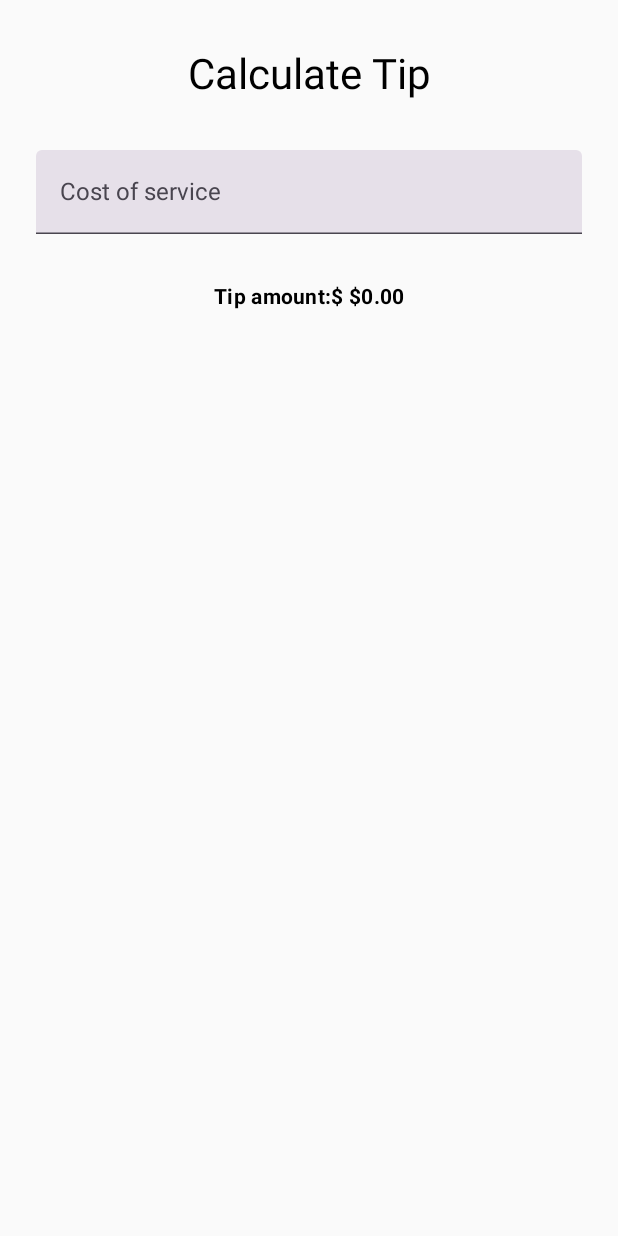
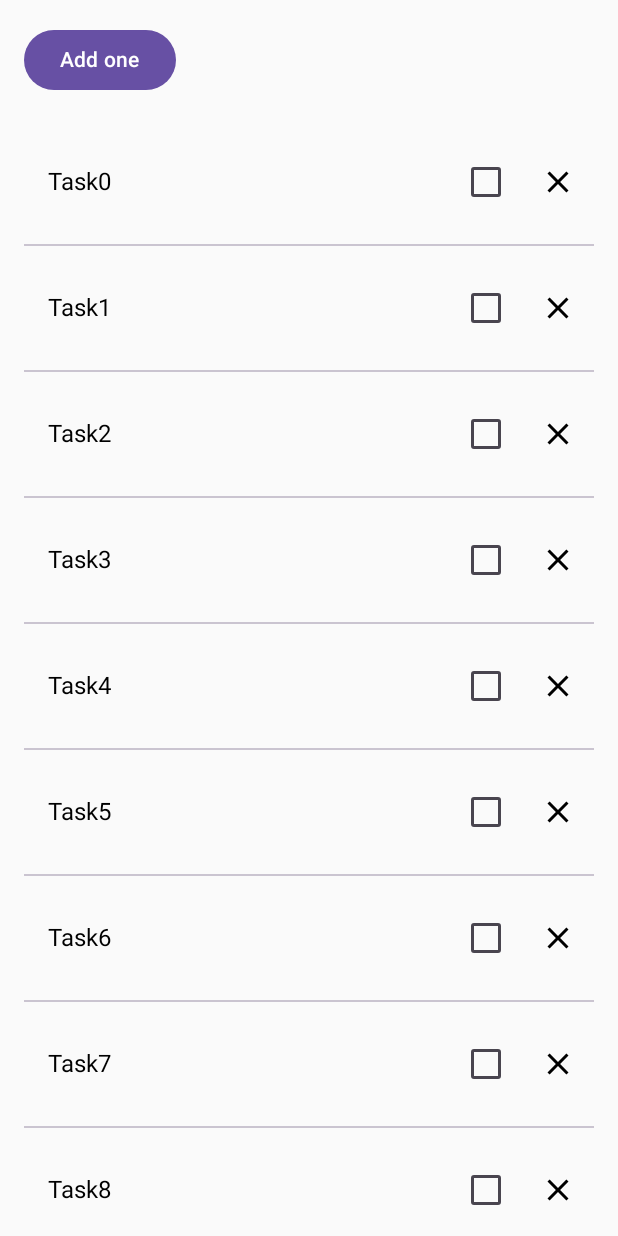
Before and after one commit to NikhilVijayakumar/ComposePOC, an Android app built with Jetpack Compose: the screen it shows after launch (MainActivity), on a phone screen of 412 x 824 dp. Run offline under Robolectric (Android 15) with nearby library versions, the phone set to English and light mode, and no system bars.

Commit message:
core state

```diff
--- a/app/build.gradle
+++ b/app/build.gradle
@@ -55,12 +55,15 @@ dependencies {
 
     implementation 'androidx.core:core-ktx:1.9.0'
     implementation 'androidx.lifecycle:lifecycle-runtime-ktx:2.5.1'
+
     implementation 'androidx.activity:activity-compose:1.6.1'
     implementation "androidx.compose.ui:ui:$compose_ui_version"
     implementation "androidx.compose.ui:ui-tooling-preview:$compose_ui_version"
     implementation "androidx.compose.material3:material3:1.0.1"
     implementation "androidx.compose.material3:material3-window-size-class:1.0.1"
     implementation "androidx.compose.material:material-icons-extended:$compose_ui_version"
+    implementation "androidx.lifecycle:lifecycle-viewmodel-compose:2.5.1"
+
     implementation 'androidx.dynamicanimation:dynamicanimation-ktx:1.0.0-alpha03'
     testImplementation 'junit:junit:4.13.2'
     androidTestImplementation 'androidx.test.ext:junit:1.1.4'
--- a/app/src/main/java/com/nikhil/compose/MainActivity.kt
+++ b/app/src/main/java/com/nikhil/compose/MainActivity.kt
@@ -6,6 +6,7 @@ import androidx.activity.compose.setContent
 import androidx.compose.runtime.Composable
 import com.nikhil.compose.ui.codelab.basic.CodeLabBasic
 import com.nikhil.compose.ui.codelab.layout.CodeLabBasicLayout
+import com.nikhil.compose.ui.codelab.state.StateCore
 import com.nikhil.compose.ui.codelab.state.StateIntro
 import com.nikhil.compose.ui.theme.AppTheme
 
@@ -27,6 +28,7 @@ class MainActivity : ComponentActivity() {
 @Composable
 fun CodeLabContent() {
 //    CodeLabBasic()
-    //CodeLabBasicLayout()
-    StateIntro()
+//    CodeLabBasicLayout()
+//    StateIntro()
+    StateCore()
 }
--- /dev/null
+++ b/app/src/main/java/com/nikhil/compose/ui/codelab/state/StateCore.kt
@@ -0,0 +1,143 @@
+package com.nikhil.compose.ui.codelab.state
+
+import android.content.res.Configuration
+import androidx.compose.foundation.layout.Column
+import androidx.compose.foundation.layout.Row
+import androidx.compose.foundation.layout.padding
+import androidx.compose.foundation.lazy.LazyColumn
+import androidx.compose.foundation.lazy.items
+import androidx.compose.foundation.lazy.rememberLazyListState
+import androidx.compose.material.icons.Icons
+import androidx.compose.material.icons.filled.Close
+import androidx.compose.material3.*
+import androidx.compose.runtime.*
+import androidx.compose.runtime.saveable.rememberSaveable
+import androidx.compose.ui.Alignment
+import androidx.compose.ui.Modifier
+import androidx.compose.ui.res.stringResource
+import androidx.compose.ui.tooling.preview.Devices
+import androidx.compose.ui.tooling.preview.Preview
+import androidx.compose.ui.unit.dp
+import androidx.lifecycle.viewmodel.compose.viewModel
+import com.nikhil.compose.R
+import com.nikhil.compose.ui.codelab.state.model.WellnessTask
+import com.nikhil.compose.ui.theme.AppTheme
+
+@Composable
+fun StateCore() {
+    WellnessScreen()
+
+}
+
+@Composable
+fun WellnessScreen() {
+    AppTheme{
+        Column() {
+            StatefulWaterSection(Modifier.padding(16.dp))
+            TaskStatefulSection(Modifier.padding(16.dp))
+        }
+    }
+}
+
+@Composable
+fun TaskStatefulSection(modifier: Modifier) {
+   val viewModel:WellnessViewModel = viewModel()
+
+    val listState = rememberLazyListState()
+
+
+    LazyColumn(state = listState){
+        items(viewModel.wellnessTasks){task->
+            WellnessRowStateless(
+                task.label,task.isChecked,
+                {ischecked->
+                    viewModel.updateTask(task,ischecked)
+                },
+                {
+                    viewModel.removeTask(task)
+                },
+                modifier)
+            Divider(modifier=Modifier.padding(horizontal = 16.dp))
+        }
+
+    }
+
+}
+
+@Composable
+fun WellnessRowStateless(
+    label: String,
+    checked: Boolean,
+    onCheckedChange:  ((Boolean) -> Unit)?,
+    onClick: () -> Unit,
+    modifier: Modifier = Modifier
+) {
+    Row(modifier, verticalAlignment = Alignment.CenterVertically) {
+        Text(
+            text = label,
+            modifier = Modifier
+                .weight(1f)
+                .padding(16.dp)
+        )
+        Checkbox(checked = checked, onCheckedChange =onCheckedChange )
+        IconButton(onClick = onClick) {
+            Icon(imageVector = Icons.Filled.Close, contentDescription = stringResource(R.string.task_close) )
+        }
+    }
+}
+
+
+
+
+@Composable
+fun StatefulWaterSection(modifier: Modifier) {
+    val viewModel:WellnessViewModel = viewModel()
+    StatelessWaterSection(
+        viewModel.count.value,
+        {viewModel.incrementWaterCount()}
+        ,modifier
+    )
+}
+
+@Composable
+fun StatelessWaterSection(count: Int, onClick: () -> Unit, modifier: Modifier) {
+    Column(modifier = modifier) {
+        if(count>0){
+            Text(
+                text = stringResource(id = R.string.water_message,count),
+                style = MaterialTheme.typography.bodyMedium
+            )
+        }
+
+        Button(
+            onClick = onClick,
+            enabled = count<10
+        ) {
+            Text(
+                text = stringResource(id = R.string.water_button)
+            )
+        }
+    }
+}
+
+@Preview(
+    showBackground = true, device = Devices.PIXEL,
+    showSystemUi = true, uiMode = Configuration.UI_MODE_NIGHT_NO,
+    name = "LightMode"
+)
+@Composable
+fun WellnessScreenLightPreview() {
+    WellnessScreen()
+}
+
+@Preview(
+    showBackground = true,
+    device = Devices.PIXEL,
+    showSystemUi = true,
+    uiMode = Configuration.UI_MODE_NIGHT_YES,
+    name = "DarkMode"
+)
+@Composable
+fun WellnessScreenDarkPreview() {
+    WellnessScreen()
+}
--- /dev/null
+++ b/app/src/main/java/com/nikhil/compose/ui/codelab/state/WellnessViewModel.kt
@@ -0,0 +1,39 @@
+package com.nikhil.compose.ui.codelab.state
+
+import androidx.compose.runtime.State
+import androidx.compose.runtime.mutableStateOf
+import androidx.compose.runtime.toMutableStateList
+import androidx.lifecycle.ViewModel
+import com.nikhil.compose.ui.codelab.state.model.WellnessTask
+
+
+class WellnessViewModel : ViewModel() {
+
+
+    private var _count = mutableStateOf<Int>(0)
+    val count: State<Int> = _count
+
+    private val _wellnessTasks = getWellnessList().toMutableStateList()
+    val wellnessTasks = _wellnessTasks
+
+    fun removeTask(task: WellnessTask) {
+        _wellnessTasks.remove(task)
+    }
+
+    fun incrementWaterCount() {
+        _count.value++
+    }
+
+    fun updateTask(task: WellnessTask, isChecked: Boolean) {
+        _wellnessTasks.find {
+            it.id == task.id
+        }?.let { task ->
+            task.isChecked = isChecked
+
+        }
+    }
+
+    fun getWellnessList() = List(30) {
+        WellnessTask(it, "Task$it")
+    }
+}
--- /dev/null
+++ b/app/src/main/java/com/nikhil/compose/ui/codelab/state/model/WellnessTask.kt
@@ -0,0 +1,9 @@
+package com.nikhil.compose.ui.codelab.state.model
+
+import androidx.compose.runtime.getValue
+import androidx.compose.runtime.mutableStateOf
+import androidx.compose.runtime.setValue
+
+class WellnessTask(val id: Int, val label: String, initialChecked:Boolean = false){
+    var isChecked by mutableStateOf(initialChecked)
+}
--- a/app/src/main/res/values/strings.xml
+++ b/app/src/main/res/values/strings.xml
@@ -37,4 +37,10 @@
     <string name="tip_amount">Tip amount:$ %1$s</string>
     <!-- State Into Lab end -->
 
+    <!-- State Core Lab -->
+    <string name="water_message">You\'ve had %1$d glasses</string>
+    <string name="water_button">Add one</string>
+    <string name="task_close">Close</string>
+
+
 </resources>
```
